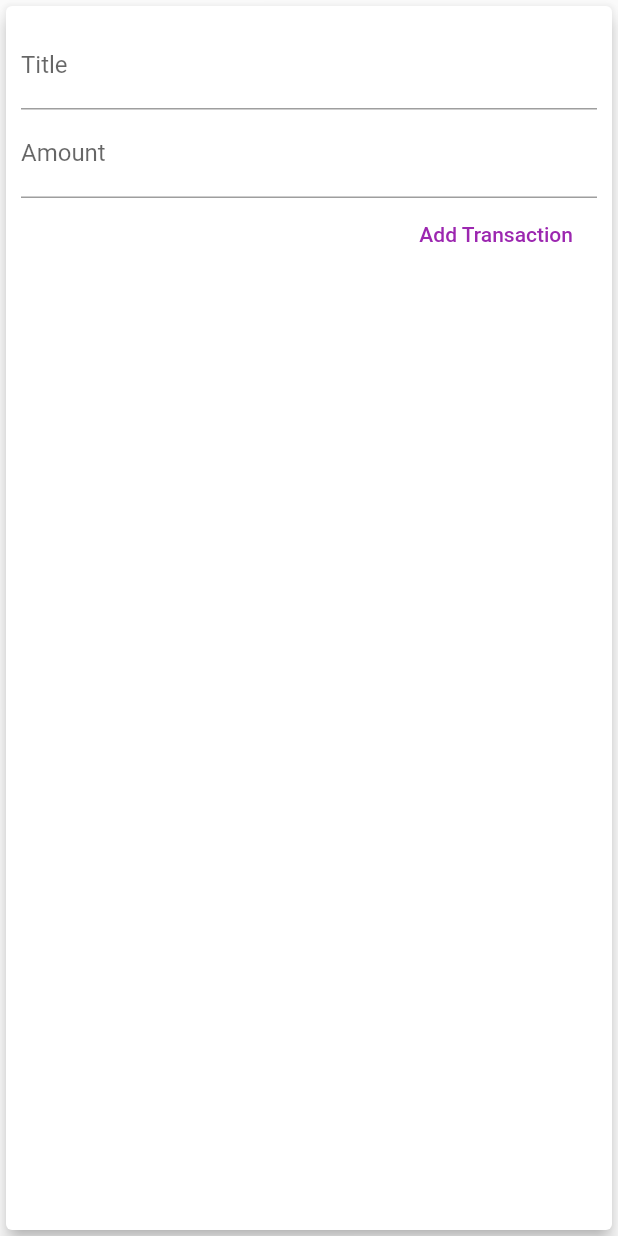
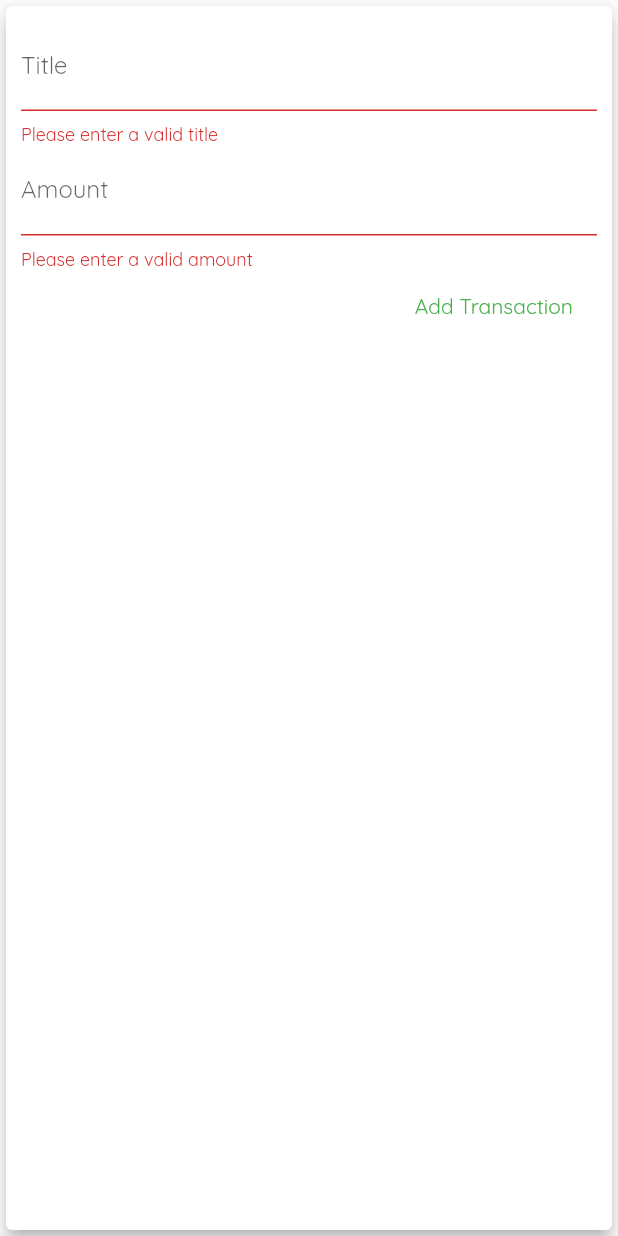
Before and after one commit to JMarinez/expense_app, a Flutter app: the TransactionForm widget shown alone on an empty page, opened directly with empty values, after a tap on "Add Transaction", on a phone screen of 412 x 824 dp. Run offline on Flutter 3.47's test engine with Material 2 defaults, Android fonts, the phone set to English and light mode, and no system bars.

Commit message:
[ADD] ModalBottomSheet for TransactionForum and some font families

```diff
--- a/lib/widgets/transactionForm.dart
+++ b/lib/widgets/transactionForm.dart
@@ -1,12 +1,31 @@
 import 'package:flutter/material.dart';
 
-class TransactionForm extends StatelessWidget {
-
-  final titleController = TextEditingController();
-  final amountController = TextEditingController();
+class TransactionForm extends StatefulWidget {
   final Function addTransaction;
 
   TransactionForm(this.addTransaction);
+
+  @override
+  _TransactionFormState createState() => _TransactionFormState();
+}
+
+class _TransactionFormState extends State<TransactionForm> {
+  final formKey = GlobalKey<FormState>();
+
+  final titleController = TextEditingController();
+
+  final amountController = TextEditingController();
+
+  void submitData() {
+    if (formKey.currentState.validate()) {
+      widget.addTransaction(
+        titleController.text,
+        (double.parse(amountController.text)),
+      );
+
+      Navigator.of(context).pop();
+    }
+  }
 
   @override
   Widget build(BuildContext context) {
@@ -14,6 +33,8 @@ class TransactionForm extends StatelessWidget {
       elevation: 5,
       child: Container(
         padding: EdgeInsets.all(10),
+        child: Form(
+          key: formKey,
           child: Column(
             crossAxisAlignment: CrossAxisAlignment.end,
             children: <Widget>[
@@ -22,21 +43,35 @@ class TransactionForm extends StatelessWidget {
                 decoration: InputDecoration(
                   labelText: 'Title',
                 ),
+                onFieldSubmitted: (_) => submitData(),
+                validator: (value) {
+                  if (value.isEmpty) {
+                    return 'Please enter a valid title';
+                  }
+                  return null;
+                },
               ),
               TextFormField(
                 controller: amountController,
                 decoration: InputDecoration(
                   labelText: 'Amount',
                 ),
+                keyboardType: TextInputType.number,
+                onFieldSubmitted: (_) => submitData(),
+                validator: (value) {
+                  if (value.isEmpty || double.parse(value) <= 0) {
+                    return 'Please enter a valid amount';
+                  }
+                  return null;
+                },
               ),
               FlatButton(
                 child: Text('Add Transaction'),
-              textColor: Colors.purple,
-              onPressed: () {
-                addTransaction(titleController.text, (double.parse(amountController.text)));
-              },
+                textColor: Theme.of(context).primaryColor,
+                onPressed: submitData,
               ),
             ],
+          ),
         ),
       ),
     );
--- a/lib/widgets/transactionItem.dart
+++ b/lib/widgets/transactionItem.dart
@@ -23,16 +23,16 @@ class TransactionItem extends StatelessWidget {
             padding: EdgeInsets.all(10),
             decoration: BoxDecoration(
               border: Border.all(
-                color: Colors.purple,
+                color: Theme.of(context).primaryColor,
                 width: 2,
               ),
             ),
             child: Text(
-              "\$$amount",
+              "\$${amount.toStringAsFixed(2)}",
               style: TextStyle(
                 fontWeight: FontWeight.bold,
                 fontSize: 20,
-                color: Colors.purple,
+                color: Theme.of(context).primaryColor,
               ),
             ),
           ),
```
Also changed, not shown: lib/main.dart (+69 -7 lines), lib/widgets/transactionList.dart (+10 -11 lines), lib/widgets/userTransactions.dart (deleted, +0 -50 lines), pubspec.yaml (+12 -6 lines), assets/fonts/OpenSans-Bold.ttf (added), assets/fonts/OpenSans-Regular.ttf (added), assets/fonts/Quicksand-Bold.ttf (added), assets/fonts/Quicksand-Light.ttf (added), assets/fonts/Quicksand-Medium.ttf (added), assets/fonts/Quicksand-Regular.ttf (added). Lines whose indentation alone changed are shown as unchanged.
